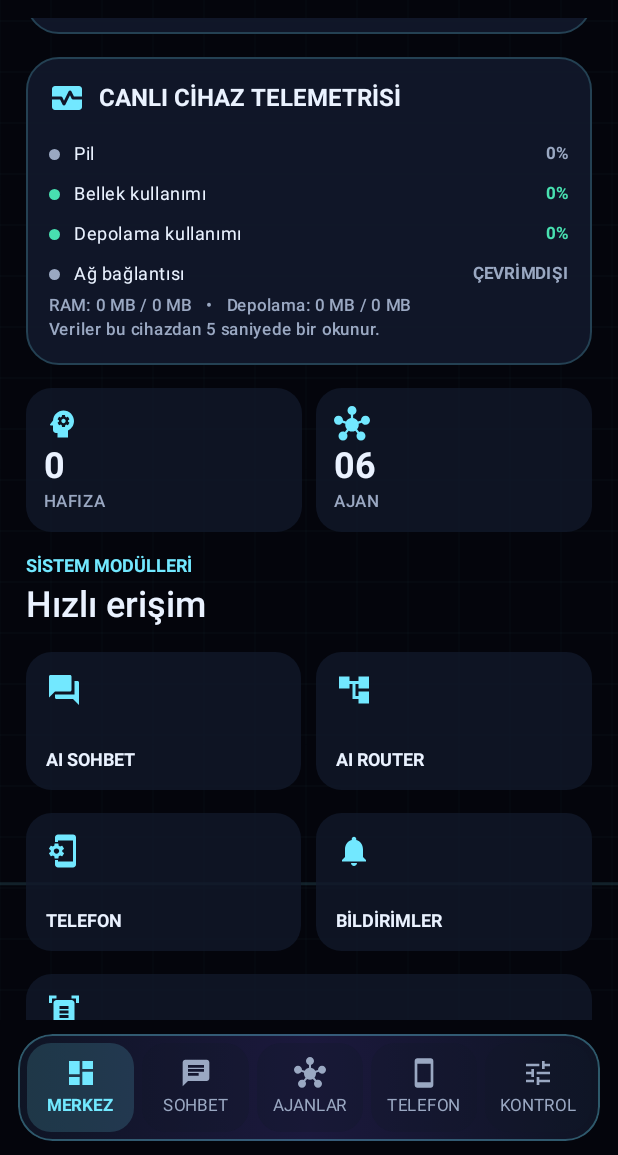
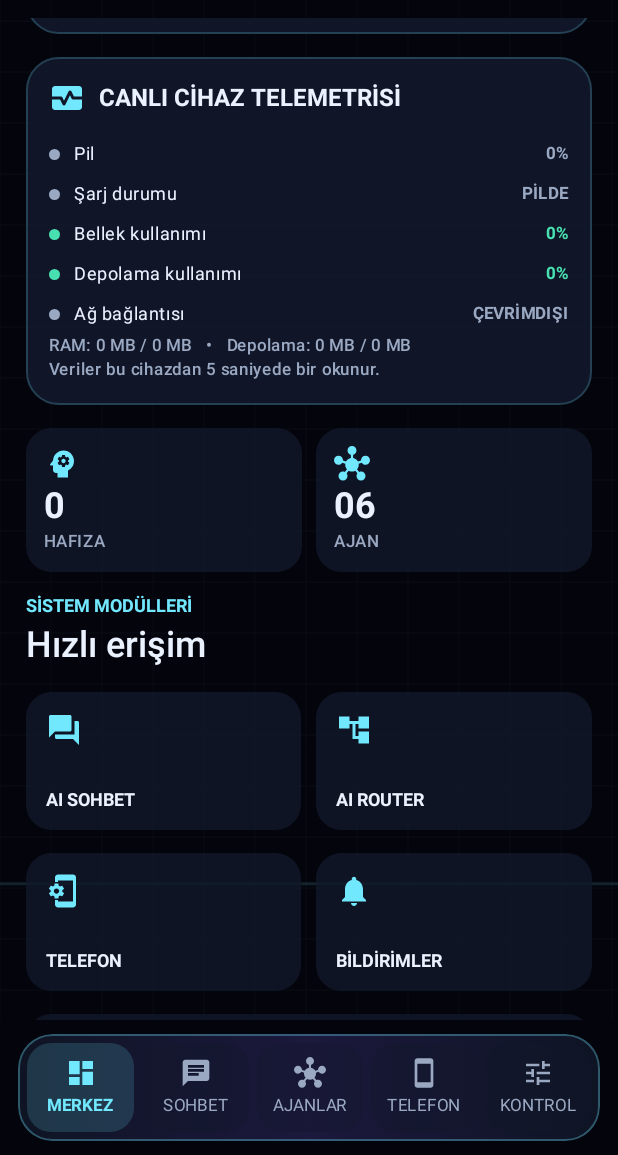
Before and after one commit to syntaxxsl/JARVIS-Android, an Android app built with Jetpack Compose: the screen it shows after launch (MainActivity), scrolled down 467 dp, on a phone screen of 412 x 824 dp, the part 81-1236 px from its top. Run offline under Robolectric (Android 15) with nearby library versions, the phone set to English and light mode, and no system bars; our stand-ins replace Dagger/Hilt's generated code, Room's generated code, Timber; 2 statements that could not run were skipped.

Commit message:
feat(system): report charging and full device storage telemetry

```diff
--- a/app/src/main/java/com/jarvis/assistant/feature/dashboard/DashboardScreen.kt
+++ b/app/src/main/java/com/jarvis/assistant/feature/dashboard/DashboardScreen.kt
@@ -74,6 +74,8 @@ fun DashboardScreen(
     var backupModel by rememberSaveable { mutableStateOf(initialBackupModel) }
     var backupUrl by rememberSaveable { mutableStateOf(initialBackupBaseUrl) }
     var memoryText by rememberSaveable { mutableStateOf("") }
+    var showStartup by rememberSaveable { mutableStateOf(true) }
+    LaunchedEffect(Unit) { kotlinx.coroutines.delay(760); showStartup = false }
     val chat = remember { mutableStateListOf<ChatLine>() }
     LaunchedEffect(chatItems.size) {
         chat.clear()
@@ -566,7 +568,8 @@ private data class DeviceSnapshot(
     val ramTotal: Long,
     val storageUsed: Long,
     val storageTotal: Long,
-    val network: String
+    val network: String,
+    val charging: Boolean
 )
 
 @Composable
@@ -589,6 +592,7 @@ private fun LiveDeviceStatusCard() {
         }
         Spacer(Modifier.height(12.dp))
         StatusLine("Pil", "${snapshot.battery.coerceAtLeast(0)}%", snapshot.battery >= 20)
+        StatusLine("Şarj durumu", if (snapshot.charging) "ŞARJ OLUYOR" else "PİLDE", snapshot.charging)
         StatusLine("Bellek kullanımı", "$ramPercent%", ramPercent < 90)
         StatusLine("Depolama kullanımı", "$storagePercent%", storagePercent < 90)
         StatusLine("Ağ bağlantısı", snapshot.network, snapshot.network == "BAĞLI")
@@ -610,15 +614,18 @@ private fun readDeviceSnapshot(context: Context): DeviceSnapshot {
     runCatching { context.getSystemService(ActivityManager::class.java)?.getMemoryInfo(memory) }
     val totalRam = memory.totalMem.coerceAtLeast(0L)
     val usedRam = (totalRam - memory.availMem).coerceAtLeast(0L)
-    val stat = StatFs(context.filesDir.absolutePath)
+    val stat = StatFs(android.os.Environment.getDataDirectory().absolutePath)
     val totalStorage = stat.totalBytes
     val usedStorage = (totalStorage - stat.availableBytes).coerceAtLeast(0L)
+    val batteryIntent = context.registerReceiver(null, android.content.IntentFilter(android.content.Intent.ACTION_BATTERY_CHANGED))
+    val chargeStatus = batteryIntent?.getIntExtra(BatteryManager.EXTRA_STATUS, -1) ?: -1
+    val charging = chargeStatus == BatteryManager.BATTERY_STATUS_CHARGING || chargeStatus == BatteryManager.BATTERY_STATUS_FULL
     val connectivity = context.getSystemService(ConnectivityManager::class.java)
     val network = connectivity?.activeNetwork
     val caps = connectivity?.getNetworkCapabilities(network)
     val connected = caps?.hasCapability(NetworkCapabilities.NET_CAPABILITY_INTERNET) == true &&
         caps.hasCapability(NetworkCapabilities.NET_CAPABILITY_VALIDATED)
-    return DeviceSnapshot(battery, usedRam, totalRam, usedStorage, totalStorage, if (connected) "BAĞLI" else "ÇEVRİMDIŞI")
+    return DeviceSnapshot(battery, usedRam, totalRam, usedStorage, totalStorage, if (connected) "BAĞLI" else "ÇEVRİMDIŞI", charging)
 }
 
 private fun formatBytes(bytes: Long): String {
```
